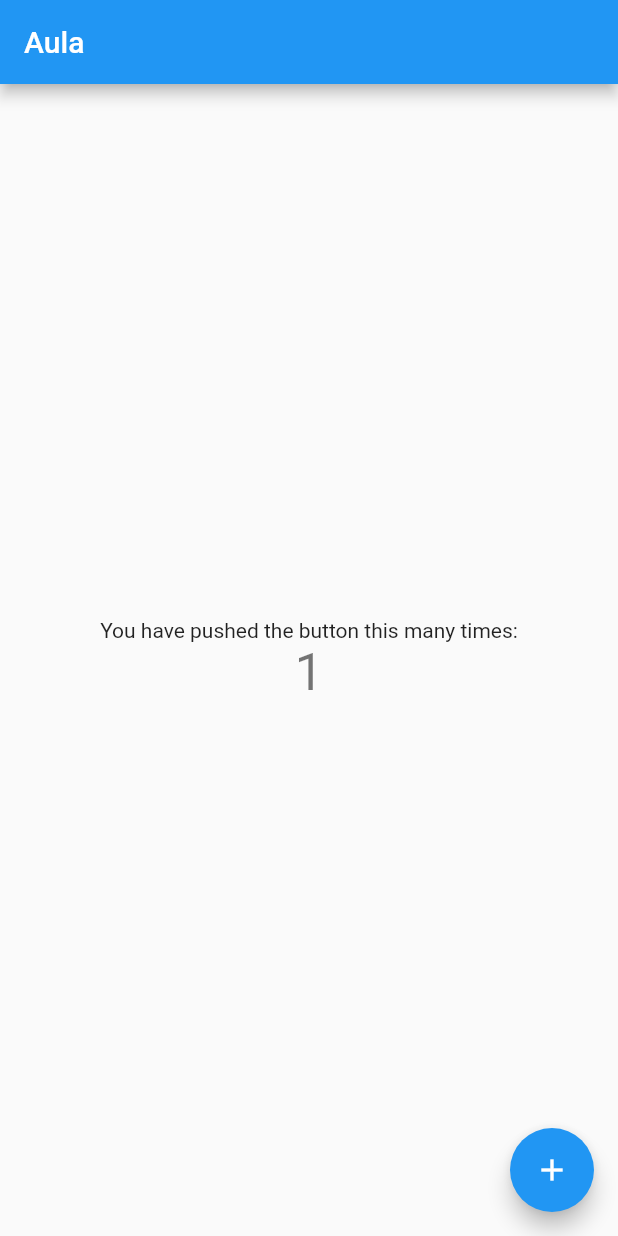
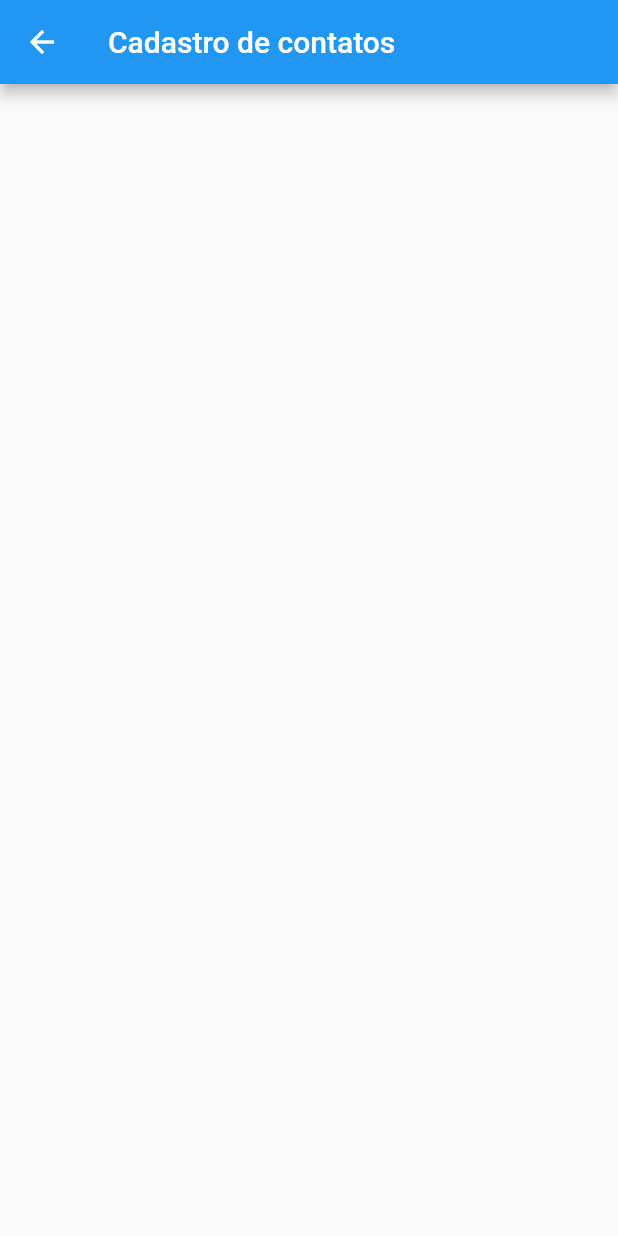
Before and after one commit to GabrielMoyaIFPR/flutter, a Flutter app: the screen it shows after launch, after a tap on the "add" icon, on a phone screen of 412 x 824 dp. Run offline on Flutter 3.47's test engine with Material 2 defaults, Android fonts, the phone set to English and light mode, and no system bars; our stand-ins replace sqflite; accounts and stored records are empty; network calls fail.

Commit message:
Conexão com o sqfLite

```diff
--- a/lib/app/my_app.dart
+++ b/lib/app/my_app.dart
@@ -1,25 +1,21 @@
 import 'package:flutter/material.dart';
-import 'package:primeiro_pro/view/my_home_page.dart';
+import 'package:primeiro_pro/app/view/contact_form.dart';
+import 'package:primeiro_pro/app/view/contact_list.dart';
 
 class MyApp extends StatelessWidget {
-  // This widget is the root of your application.
+  static const HOME = '/';
+  static const CONTACT_FORM = 'contact-form';
   @override
   Widget build(BuildContext context) {
     return MaterialApp(
       title: 'Aula Flutter',
       theme: ThemeData(
-        // This is the theme of your application.
-        //
-        // Try running your application with "flutter run". You'll see the
-        // application has a blue toolbar. Then, without quitting the app, try
-        // changing the primarySwatch below to Colors.green and then invoke
-        // "hot reload" (press "r" in the console where you ran "flutter run",
-        // or simply save your changes to "hot reload" in a Flutter IDE).
-        // Notice that the counter didn't reset back to zero; the application
-        // is not restarted.
         primarySwatch: Colors.blue,
       ),
-      home: MyHomePage(title: 'Aula'),
+      routes: {
+      HOME : (context) => ContactList(),
+      CONTACT_FORM: (context) => ContactForm(),
+      }
     );
   }
 }
--- /dev/null
+++ b/lib/app/view/contact_form.dart
@@ -0,0 +1,10 @@
+import 'package:flutter/material.dart';
+
+class ContactForm extends StatelessWidget {
+  @override
+  Widget build(BuildContext context) {
+    return Scaffold(
+      appBar: AppBar(title: Text('Cadastro de contatos')),
+    );
+  }
+}
--- /dev/null
+++ b/lib/app/view/contact_list.dart
@@ -0,0 +1,78 @@
+import 'package:flutter/material.dart';
+import 'package:primeiro_pro/app/database/script.dart';
+import 'package:path/path.dart';
+import 'package:primeiro_pro/app/my_app.dart';
+import 'package:sqflite/sqflite.dart';
+
+class ContactList extends StatelessWidget {
+  final lista = [
+    {'nome':'Pietro', "telefone":'(44) 999597866', 'avatar': 'https://cdn.pixabay.com/photo/2014/04/03/10/32/businessman-310819_1280.png'},
+
+  ];
+
+Future<List<Map< String,dynamic>>> _buscar()async {
+  String path = join(await getDatabasesPath(),'banco');
+  Database db = await openDatabase(
+  path,
+    version: 1,
+    onCreate : (db, v){
+      db.execute(createTable);
+      db.execute(insert1);
+    }
+
+  );
+  return db.query('contact');
+  }
+
+  @override
+  Widget build(BuildContext context) {
+    return FutureBuilder(
+      future: _buscar(),
+      builder: (context, futuro){
+        if(futuro.hasData){
+          var lista = futuro.data;
+          return Scaffold(
+                appBar: AppBar(
+                  title: Text('Lista de Contatos'),
+                  actions: [
+                    IconButton(
+                      icon: Icon(Icons.add),
+                      onPressed: () {
+                        Navigator.of(context).pushNamed(MyApp.CONTACT_FORM);
+                      },
+                    ),
+                  ],
+                ),
+                body: ListView.builder(
+                    itemCount: lista.length,
+                    itemBuilder: (context, i) {
+                      var contato = lista[i];
+                      var avatar = CircleAvatar(
+                          backgroundImage: NetworkImage(contato['url_avatar']));
+                      return ListTile(
+                        leading: avatar,
+                        title: Text(contato['nome']),
+                        subtitle: Text(contato['telefone']),
+                        trailing: Container(
+                          width: 100,
+                          child: Row(
+                            children: [
+                              IconButton(
+                                  icon: Icon(Icons.edit), onPressed: null),
+                              IconButton(
+                                  icon: Icon(Icons.delete), onPressed: null)
+                            ],
+                          ),
+                        ),
+                      );
+                    }));
+        }
+        else {
+            return Scaffold();
+          }
+      }
+    );
+
+
+  }
+}
--- a/lib/view/my_home_page.dart
+++ /dev/null
@@ -1,86 +0,0 @@
-import 'package:flutter/material.dart';
-
-class MyHomePage extends StatefulWidget {
-  MyHomePage({Key key, this.title}) : super(key: key);
-
-  // This widget is the home page of your application. It is stateful, meaning
-  // that it has a State object (defined below) that contains fields that affect
-  // how it looks.
-
-  // This class is the configuration for the state. It holds the values (in this
-  // case the title) provided by the parent (in this case the App widget) and
-  // used by the build method of the State. Fields in a Widget subclass are
-  // always marked "final".
-
-  final String title;
-
-  @override
-  _MyHomePageState createState() => _MyHomePageState();
-}
-
-class _MyHomePageState extends State<MyHomePage> {
-  int _counter = 0;
-
-  void _incrementCounter() {
-    setState(() {
-      // This call to setState tells the Flutter framework that something has
-      // changed in this State, which causes it to rerun the build method below
-      // so that the display can reflect the updated values. If we changed
-      // _counter without calling setState(), then the build method would not be
-      // called again, and so nothing would appear to happen.
-      _counter++;
-    });
-  }
-
-  @override
-  Widget build(BuildContext context) {
-    // This method is rerun every time setState is called, for instance as done
-    // by the _incrementCounter method above.
-    //
-    // The Flutter framework has been optimized to make rerunning build methods
-    // fast, so that you can just rebuild anything that needs updating rather
-    // than having to individually change instances of widgets.
-    return Scaffold(
-      appBar: AppBar(
-        // Here we take the value from the MyHomePage object that was created by
-        // the App.build method, and use it to set our appbar title.
-        title: Text(widget.title),
-      ),
-      body: Center(
-        // Center is a layout widget. It takes a single child and positions it
-        // in the middle of the parent.
-        child: Column(
-          // Column is also a layout widget. It takes a list of children and
-          // arranges them vertically. By default, it sizes itself to fit its
-          // children horizontally, and tries to be as tall as its parent.
-          //
-          // Invoke "debug painting" (press "p" in the console, choose the
-          // "Toggle Debug Paint" action from the Flutter Inspector in Android
-          // Studio, or the "Toggle Debug Paint" command in Visual Studio Code)
-          // to see the wireframe for each widget.
-          //
-          // Column has various properties to control how it sizes itself and
-          // how it positions its children. Here we use mainAxisAlignment to
-          // center the children vertically; the main axis here is the vertical
-          // axis because Columns are vertical (the cross axis would be
-          // horizontal).
-          mainAxisAlignment: MainAxisAlignment.center,
-          children: <Widget>[
-            Text(
-              'You have pushed the button this many times:',
-            ),
-            Text(
-              '$_counter',
-              style: Theme.of(context).textTheme.headline4,
-            ),
-          ],
-        ),
-      ),
-      floatingActionButton: FloatingActionButton(
-        onPressed: _incrementCounter,
-        tooltip: 'Increment',
-        child: Icon(Icons.add),
-      ), // This trailing comma makes auto-formatting nicer for build methods.
-    );
-  }
-}
--- a/pubspec.yaml
+++ b/pubspec.yaml
@@ -23,6 +23,8 @@ environment:
 dependencies:
   flutter:
     sdk: flutter
+  sqflite: ^1.3.0
+  path:
 
 
   # The following adds the Cupertino Icons font to your application.
```
Also changed, not shown: lib/app/database/script.dart (added, +16 -0 lines), lib/app/view/my_home_page.dart (added, +49 -0 lines), pubspec.lock.
